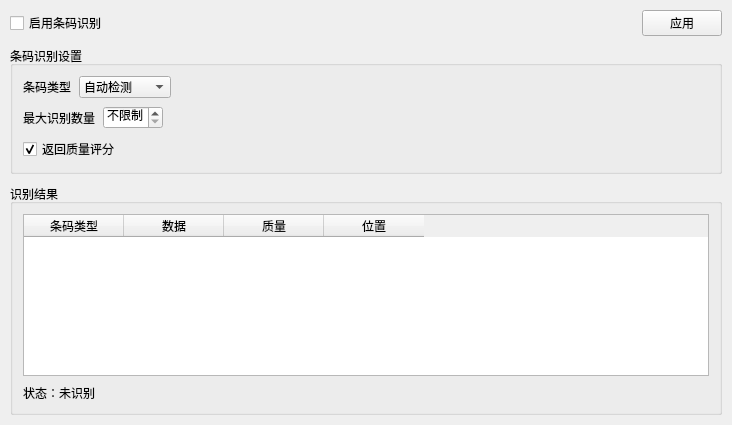
Above: ui/tabs/barcode_tab.ui from xiaoyuan1021/MyTool before the change. Below: the same form after it.
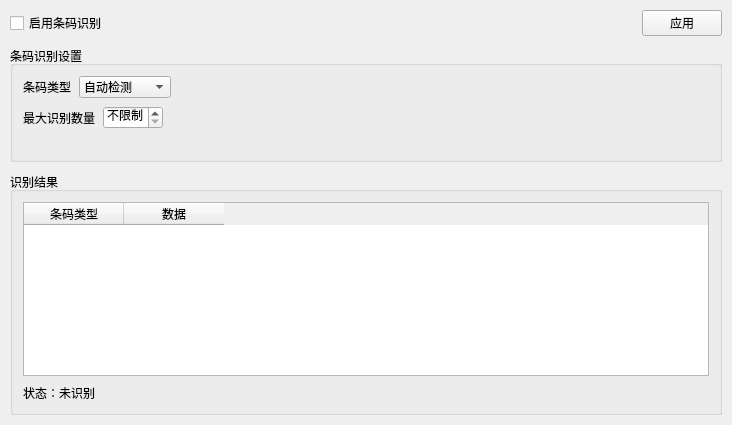
That is the form after the change.

```diff
--- a/ui/tabs/barcode_tab.ui
+++ b/ui/tabs/barcode_tab.ui
@@ -171,16 +171,6 @@
       </item>
       <item>
        <layout class="QHBoxLayout" name="horizontalLayout_options">
-        <item>
-         <widget class="QCheckBox" name="chk_returnQuality">
-          <property name="text">
-           <string>返回质量评分</string>
-          </property>
-          <property name="checked">
-           <bool>true</bool>
-          </property>
-         </widget>
-        </item>
         <item>
          <spacer name="horizontalSpacer_options">
           <property name="orientation">
@@ -223,7 +213,7 @@
       <item>
        <widget class="QTableWidget" name="tableWidget_results">
         <property name="columnCount">
-         <number>4</number>
+         <number>2</number>
         </property>
         <column>
          <property name="text">
@@ -235,16 +225,6 @@
           <string>数据</string>
          </property>
         </column>
-        <column>
-         <property name="text">
-          <string>质量</string>
-         </property>
-        </column>
-        <column>
-         <property name="text">
-          <string>位置</string>
-         </property>
-        </column>
        </widget>
       </item>
       <item>
```
Left out of the diff: 6 changed lines with no effect on the pictures.
